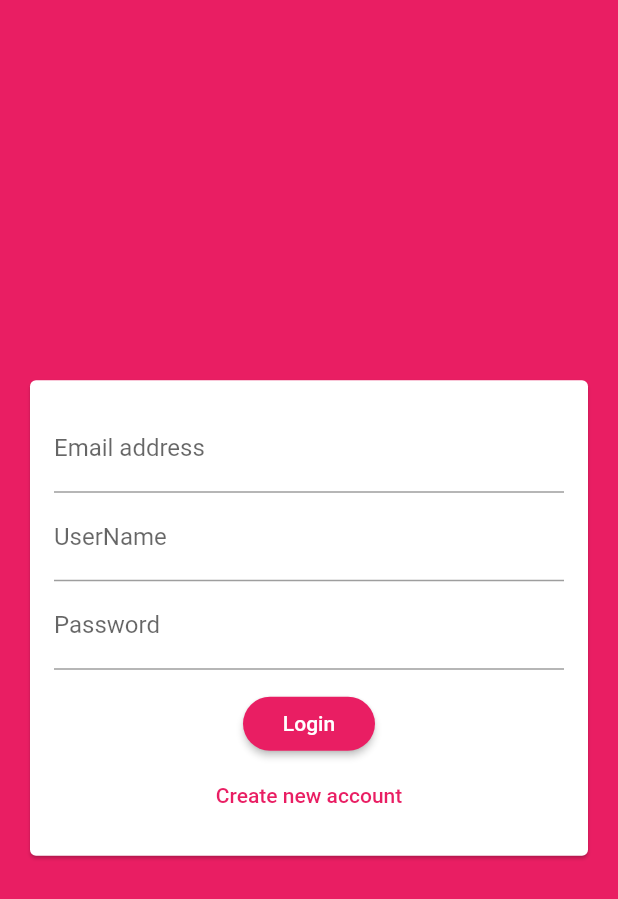
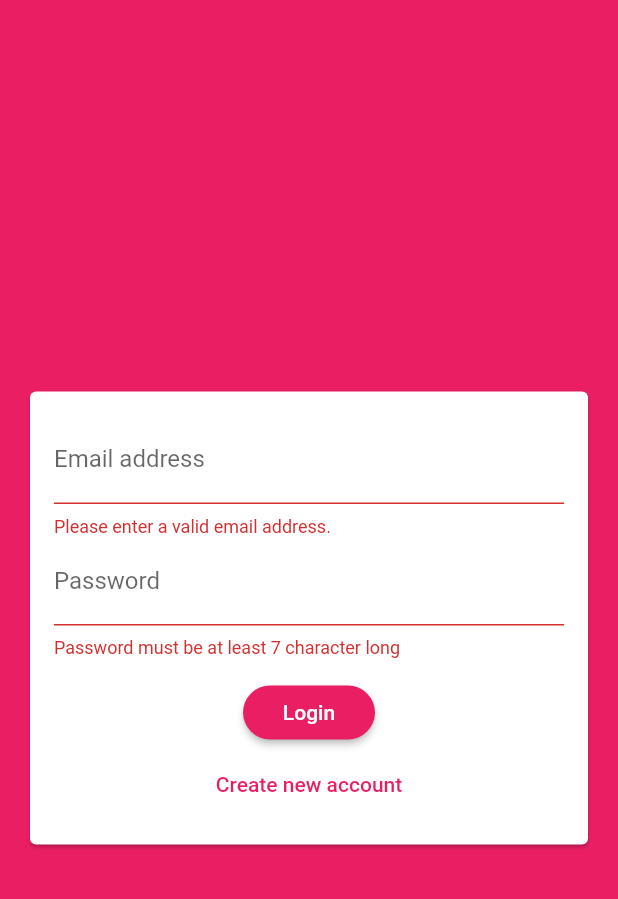
Before and after one commit to kicok/flutter_chat_push_app, a Flutter app: the screen it shows after launch, after a tap on "Login", on a phone screen of 412 x 824 dp. Shown: the top 899 px of the screen. Run offline on Flutter 3.47's test engine with Material 2 defaults, Android fonts, the phone set to English and light mode, and no system bars; our stand-ins replace cloud_firestore, firebase_core; accounts and stored records are empty.

Commit message:
Creating an Authentication Form

```diff
--- a/lib/widgets/auth_form.dart
+++ b/lib/widgets/auth_form.dart
@@ -6,6 +6,26 @@ class AuthForm extends StatefulWidget {
 }
 
 class _AuthFormState extends State<AuthForm> {
+  final _formKey = GlobalKey<FormState>();
+  var _isLogin = true;
+  var _userEmail = '';
+  var _userName = '';
+  var _userPassword = '';
+
+  void _trySubmit() {
+    final isValid = _formKey.currentState.validate();
+    FocusScope.of(context).unfocus(); // Login 버튼을 누르자마자 열려있는 소프트 키보드를 닫는다.
+
+    if (isValid) {
+      _formKey.currentState.save();
+
+      print(_userEmail);
+      print(_userName);
+      print(_userPassword);
+      // Use those values to send our auth request ...
+    }
+  }
+
   @override
   Widget build(BuildContext context) {
     return Center(
@@ -15,32 +35,68 @@ class _AuthFormState extends State<AuthForm> {
           child: Padding(
             padding: EdgeInsets.all(16),
             child: Form(
+              key: _formKey,
               child: Column(
                 mainAxisSize:
                     MainAxisSize.min, // 열의 높이가 가능한한 많이 차지하지 않고 필요한 만큼만 확보
                 children: [
                   TextFormField(
+                    key: ValueKey('email'),
+                    validator: (value) {
+                      if (value.isEmpty || !value.contains('@')) {
+                        return 'Please enter a valid email address.';
+                      }
+                      return null;
+                    },
                     keyboardType: TextInputType.emailAddress,
-                    decoration: InputDecoration(
-                      labelText: 'Email address',
+                    decoration: InputDecoration(labelText: 'Email address'),
+                    onSaved: (value) {
+                      _userEmail = value;
+                    },
+                  ),
+                  if (!_isLogin)
+                    TextFormField(
+                      key: ValueKey('username'),
+                      validator: (value) {
+                        if (value.isEmpty || value.length < 4) {
+                          return 'Please enter at least 4 character';
+                        }
+                        return null;
+                      },
+                      decoration: InputDecoration(labelText: 'UserName'),
+                      onSaved: (value) {
+                        _userName = value;
+                      },
                     ),
-                  ),
                   TextFormField(
-                    decoration: InputDecoration(labelText: 'UserName'),
-                  ),
-                  TextFormField(
+                    key: ValueKey('password'),
+                    validator: (value) {
+                      if (value.isEmpty || value.length < 7) {
+                        return 'Password must be at least 7 character long';
+                      }
+                      return null;
+                    },
                     decoration: InputDecoration(labelText: 'Password'),
+                    onSaved: (value) {
+                      _userPassword = value;
+                    },
                     obscureText: true, // password 문자를 다른문자로 가리기
                   ),
                   SizedBox(height: 12),
                   RaisedButton(
-                    child: Text('Login'),
-                    onPressed: () {},
+                    child: Text(_isLogin ? 'Login' : 'Signup '),
+                    onPressed: _trySubmit,
                   ),
                   FlatButton(
                     textColor: Theme.of(context).primaryColor,
-                    child: Text('Create new account'),
-                    onPressed: () {},
+                    child: Text(_isLogin
+                        ? 'Create new account'
+                        : 'I already have an account'),
+                    onPressed: () {
+                      setState(() {
+                        _isLogin = !_isLogin;
+                      });
+                    },
                   )
                 ],
               ),
```
